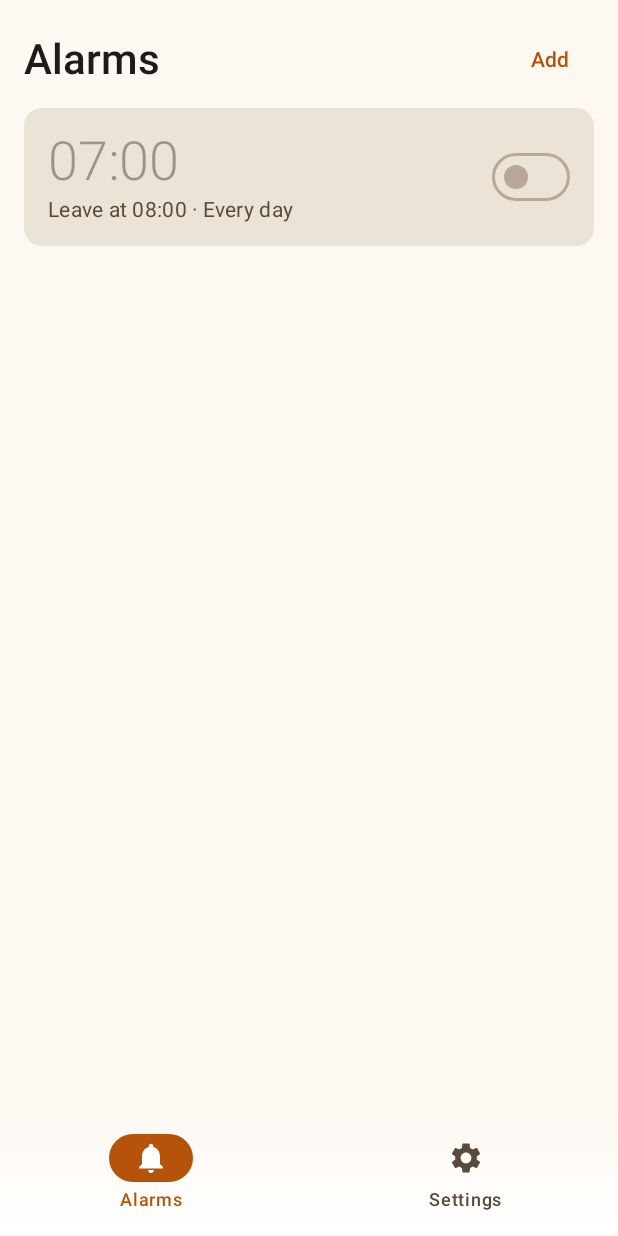
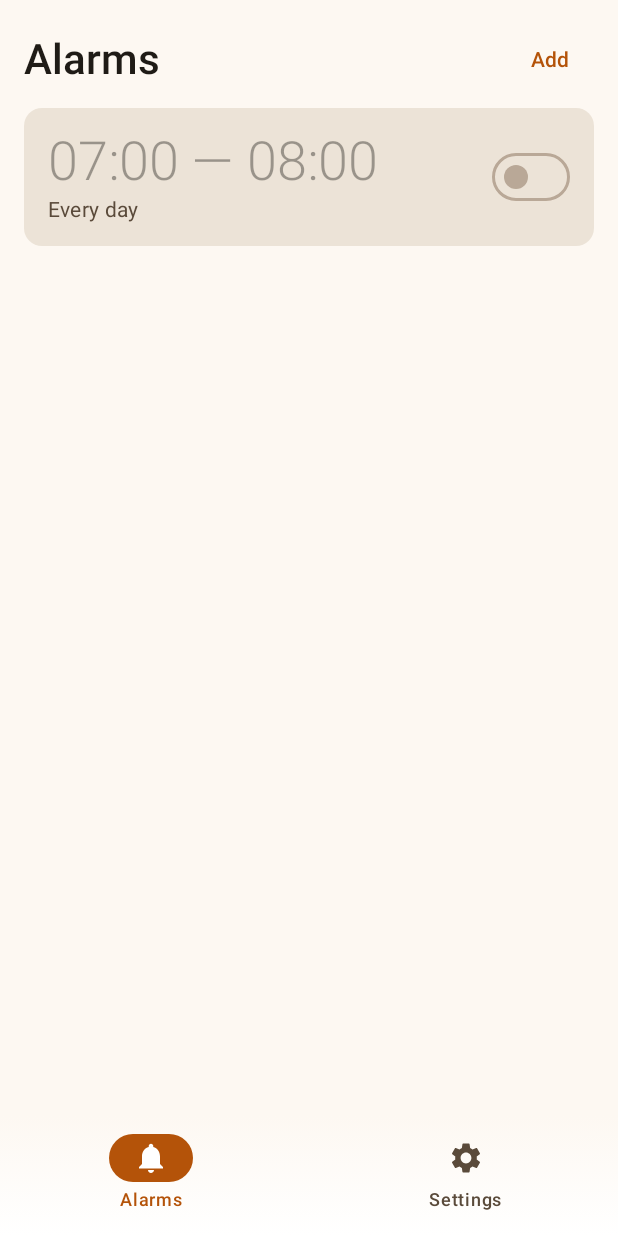
Before and after one commit to Gavabkv/NaVyhod, an Android app built with Jetpack Compose: the screen it shows after launch (MainActivity), on a phone screen of 412 x 824 dp. Run offline under Robolectric (Android 15) with nearby library versions, the phone set to English and light mode, and no system bars; pictures from the network do not load.

Commit message:
Карточка будильника: время подъёма и время выхода в одной строке

```diff
--- a/app/src/main/java/com/gavrovis/navyhod/ui/AppScreen.kt
+++ b/app/src/main/java/com/gavrovis/navyhod/ui/AppScreen.kt
@@ -371,14 +371,14 @@ private fun AlarmCard(
         ) {
             Column(Modifier.weight(1f)) {
                 Text(
-                    alarm.wakeLabel,
+                    stringResource(R.string.alarm_times, alarm.wakeLabel, alarm.leaveLabel),
                     style = MaterialTheme.typography.displaySmall,
                     fontWeight = FontWeight.Light,
                     color = if (alarm.enabled) MaterialTheme.colorScheme.onSurface
                     else MaterialTheme.colorScheme.onSurface.copy(alpha = 0.4f),
                 )
                 Text(
-                    stringResource(R.string.alarm_leave_days, alarm.leaveLabel, daysLabel(alarm.days)),
+                    daysLabel(alarm.days),
                     style = MaterialTheme.typography.bodyMedium,
                     color = MaterialTheme.colorScheme.onSurfaceVariant,
                 )
--- a/app/src/main/res/values/strings.xml
+++ b/app/src/main/res/values/strings.xml
@@ -19,7 +19,7 @@
     <string name="done">Done</string>
     <string name="delete">Delete</string>
 
-    <string name="alarm_leave_days">Leave at %1$s · %2$s</string>
+    <string name="alarm_times">%1$s — %2$s</string>
     <string name="alarm_next_signal">Next signal: %1$s</string>
 
     <string name="editor_title">Alarm</string>
```
Also changed, not shown: 8 other files.
